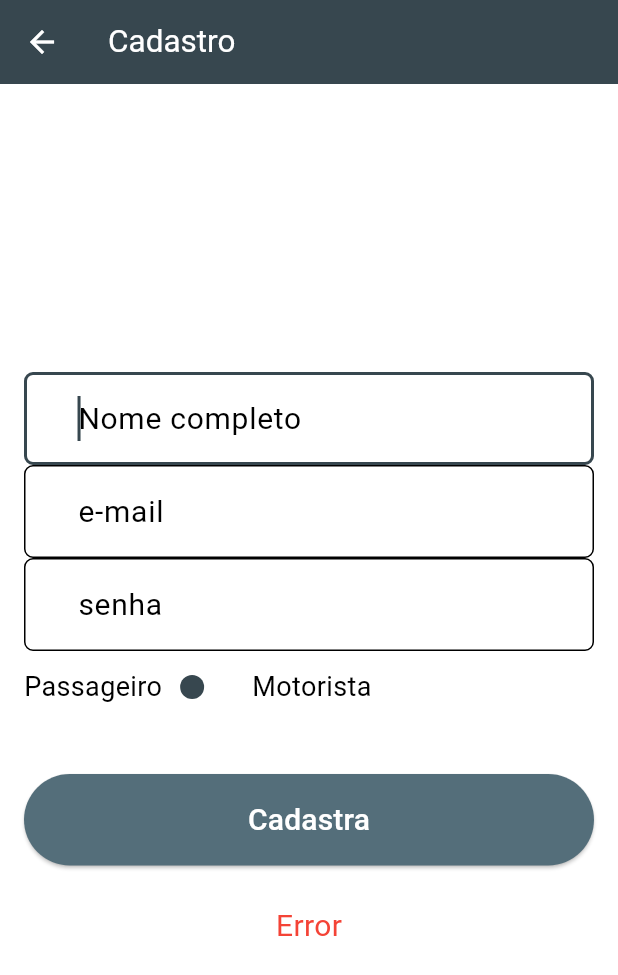
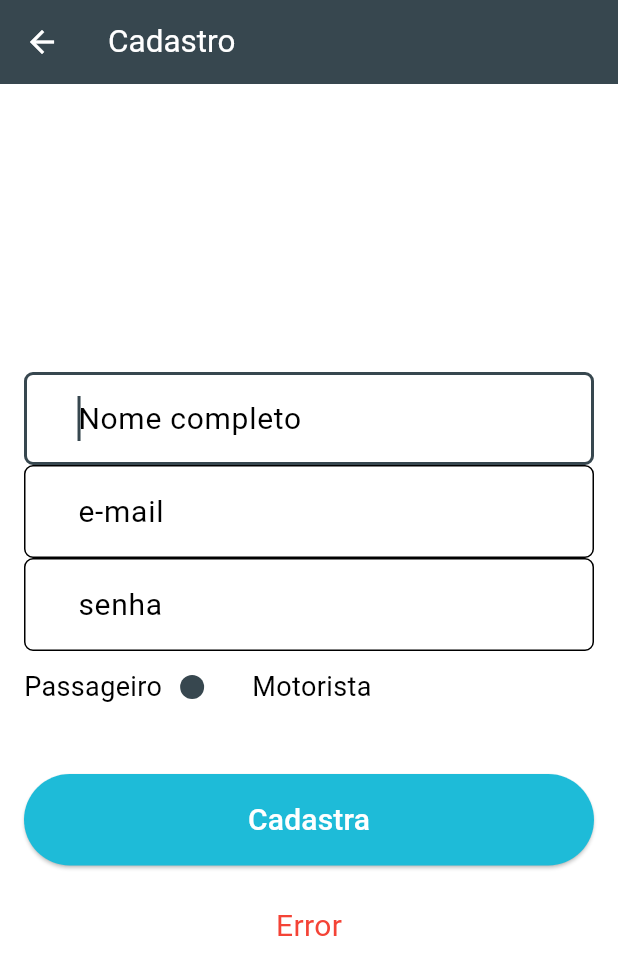
Before and after one commit to Leonardo-arau/uber-clone, a Flutter app: the screen it shows after launch, after a tap on "Não tem conta? cadastre-se!", on a phone screen of 412 x 824 dp. Shown: the top 975 px of the screen. Run offline on Flutter 3.47's test engine with Material 3 defaults, Android fonts, the phone set to English and light mode, and no system bars.

Commit message:
Configuração de rotas

```diff
--- a/lib/main.dart
+++ b/lib/main.dart
@@ -1,4 +1,5 @@
 import 'package:flutter/material.dart';
+import 'package:uber/rotas.dart';
 import 'package:uber/telas/home.dart';
 
 final ThemeData temaPadrao = ThemeData(
@@ -12,5 +13,7 @@ void main() => runApp(MaterialApp(
       title: "Uber",
       home: Home(),
       theme: temaPadrao,
+      initialRoute: "/",
+      onGenerateRoute: Rotas.gerarRotas,
       debugShowCheckedModeBanner: false,
     ));
--- /dev/null
+++ b/lib/rotas.dart
@@ -0,0 +1,29 @@
+import 'package:flutter/material.dart';
+import 'package:uber/telas/cadastro.dart';
+import 'package:uber/telas/home.dart';
+
+class Rotas {
+  static Route<dynamic> gerarRotas(RouteSettings settings) {
+    switch (settings.name) {
+      case "/":
+        return MaterialPageRoute(builder: (_) => Home());
+      case "/cadastro":
+        return MaterialPageRoute(builder: (_) => Cadastro());
+      default:
+        return _erroRota();
+    }
+  }
+
+  static Route<dynamic> _erroRota() {
+    return MaterialPageRoute(builder: (_) {
+      return Scaffold(
+        appBar: AppBar(
+          title: Text("Tela não encontrada!"),
+        ),
+        body: Center(
+          child: Text("Tela não encontrada!"),
+        ),
+      );
+    });
+  }
+}
--- a/lib/telas/Home.dart
+++ b/lib/telas/Home.dart
@@ -1,5 +1,5 @@
 import 'package:flutter/material.dart';
-import 'package:uber/telas/cadastro.dart';
+
 
 class Home extends StatefulWidget {
   const Home({super.key});
@@ -9,7 +9,6 @@ class Home extends StatefulWidget {
 }
 
 class _HomeState extends State<Home> {
-
   TextEditingController _controllerEmail = TextEditingController();
   TextEditingController _controllerSenha = TextEditingController();
 
@@ -19,17 +18,15 @@ class _HomeState extends State<Home> {
       body: Container(
         decoration: BoxDecoration(
             image: DecorationImage(
-            image: AssetImage("imagens/fundo1.jpeg"),
-            fit: BoxFit.cover
-          )
-        ),
+                image: AssetImage("imagens/fundo1.jpeg"), fit: BoxFit.cover)),
         padding: EdgeInsets.all(16),
         child: Center(
           child: SingleChildScrollView(
             child: Column(
               crossAxisAlignment: CrossAxisAlignment.stretch,
               children: <Widget>[
-                Padding(padding: EdgeInsets.only(bottom: 32),
+                Padding(
+                  padding: EdgeInsets.only(bottom: 32),
                   child: Image.asset(
                     "imagens/logo1.png",
                     width: 700,
@@ -47,9 +44,7 @@ class _HomeState extends State<Home> {
                       filled: true,
                       fillColor: Colors.white,
                       border: OutlineInputBorder(
-                      borderRadius: BorderRadius.circular(6)
-                    )
-                  ),
+                          borderRadius: BorderRadius.circular(6))),
                 ),
                 TextField(
                   controller: _controllerSenha,
@@ -62,9 +57,7 @@ class _HomeState extends State<Home> {
                       filled: true,
                       fillColor: Colors.white,
                       border: OutlineInputBorder(
-                      borderRadius: BorderRadius.circular(6)
-                    )
-                  ),
+                          borderRadius: BorderRadius.circular(6))),
                 ),
                 Padding(
                   padding: EdgeInsets.only(top: 16, bottom: 10),
@@ -72,7 +65,8 @@ class _HomeState extends State<Home> {
                     onPressed: () {},
                     style: ElevatedButton.styleFrom(
                       backgroundColor: Color(0xff1ebbd8),
-                padding: EdgeInsets.fromLTRB(32, 16, 32, 16), // Cor do botão corrigida
+                      padding: EdgeInsets.fromLTRB(
+                          32, 16, 32, 16), // Cor do botão corrigida
                     ),
                     child: Text(
                       "Entrar",
@@ -86,13 +80,8 @@ class _HomeState extends State<Home> {
                       "Não tem conta? cadastre-se!",
                       style: TextStyle(color: Colors.white),
                     ),
-                  onTap: (){
-                    Navigator.push(
-                      context,
-                      MaterialPageRoute(
-                        builder: (context) => Cadastro()
-                      )
-                    );
+                    onTap: () {
+                      Navigator.pushNamed(context, "/cadastro");
                     },
                   ),
                 ),
--- a/lib/telas/cadastro.dart
+++ b/lib/telas/cadastro.dart
@@ -89,7 +89,7 @@ class _CadastroState extends State<Cadastro> {
                   child: ElevatedButton(
                     onPressed: () {},
                     style: ElevatedButton.styleFrom(
-                      backgroundColor: Color(0xff546e7a),
+                      backgroundColor: Color(0xff1ebbd8),
                       padding: EdgeInsets.fromLTRB(
                           32, 16, 32, 16),
                     ),
```
Lines whose indentation alone changed are shown as unchanged.
